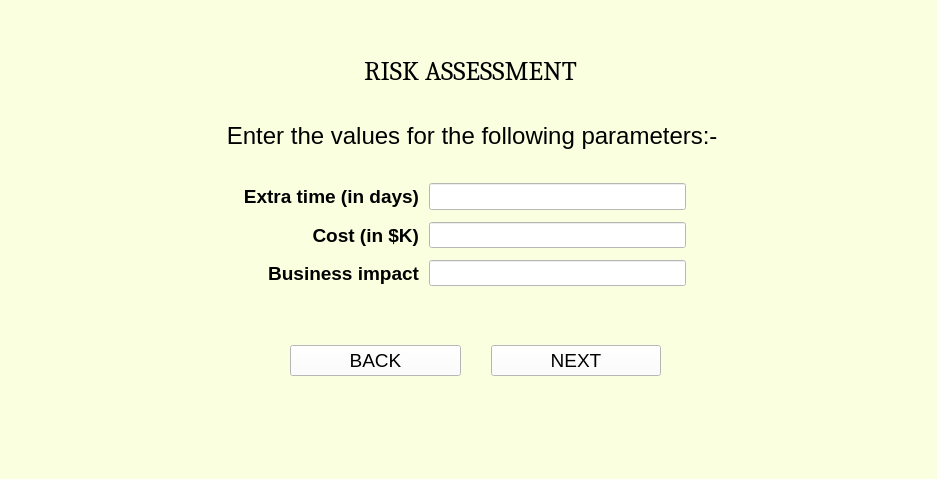
Before: the Qt Designer form ui_files/risk_screen.ui in Ris-code/institutional_benchmarking_model, drawn with Qt 5.
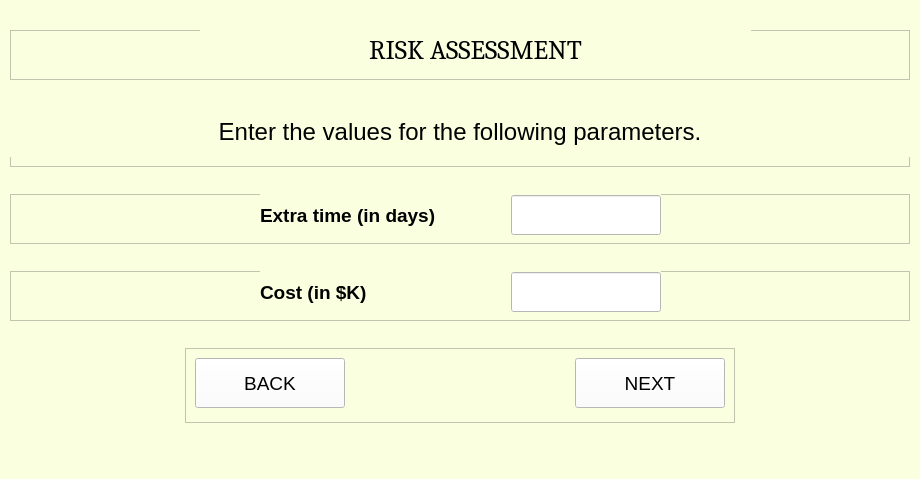
After: the same form once the commit is applied.

What changed in the file:
```diff
--- a/ui_files/risk_screen.ui
+++ b/ui_files/risk_screen.ui
@@ -6,7 +6,7 @@
    <rect>
     <x>0</x>
     <y>0</y>
-    <width>937</width>
+    <width>920</width>
     <height>479</height>
    </rect>
   </property>
@@ -17,15 +17,54 @@
    <string notr="true">background-color:rgb(250, 255, 224)</string>
   </property>
   <widget class="QWidget" name="centralwidget">
-   <widget class="QLabel" name="label_10">
+   <layout class="QVBoxLayout" name="verticalLayout">
+    <item alignment="Qt::AlignHCenter">
+     <widget class="QFrame" name="frame">
+      <property name="minimumSize">
+       <size>
+        <width>900</width>
+        <height>50</height>
+       </size>
+      </property>
+      <property name="maximumSize">
+       <size>
+        <width>900</width>
+        <height>50</height>
+       </size>
+      </property>
+      <property name="frameShape">
+       <enum>QFrame::StyledPanel</enum>
+      </property>
+      <property name="frameShadow">
+       <enum>QFrame::Raised</enum>
+      </property>
+      <widget class="QLabel" name="heading">
     <property name="geometry">
      <rect>
-      <x>0</x>
-      <y>50</y>
-      <width>941</width>
-      <height>41</height>
-     </rect>
-    </property>
+         <x>190</x>
+         <y>0</y>
+         <width>551</width>
+         <height>40</height>
+        </rect>
+       </property>
+       <property name="sizePolicy">
+        <sizepolicy hsizetype="Preferred" vsizetype="Preferred">
+         <horstretch>0</horstretch>
+         <verstretch>0</verstretch>
+        </sizepolicy>
+       </property>
+       <property name="minimumSize">
+        <size>
+         <width>250</width>
+         <height>40</height>
+        </size>
+       </property>
+       <property name="maximumSize">
+        <size>
+         <width>16777215</width>
+         <height>16777215</height>
+        </size>
+       </property>
     <property name="font">
      <font>
       <family>Cambria</family>
@@ -38,16 +77,59 @@
     <property name="alignment">
      <set>Qt::AlignCenter</set>
     </property>
-   </widget>
-   <widget class="QLabel" name="label">
+       <property name="wordWrap">
+        <bool>false</bool>
+       </property>
+      </widget>
+     </widget>
+    </item>
+    <item alignment="Qt::AlignHCenter">
+     <widget class="QFrame" name="frame_2">
+      <property name="minimumSize">
+       <size>
+        <width>900</width>
+        <height>60</height>
+       </size>
+      </property>
+      <property name="maximumSize">
+       <size>
+        <width>900</width>
+        <height>60</height>
+       </size>
+      </property>
+      <property name="frameShape">
+       <enum>QFrame::StyledPanel</enum>
+      </property>
+      <property name="frameShadow">
+       <enum>QFrame::Raised</enum>
+      </property>
+      <widget class="QLabel" name="subHeading">
     <property name="geometry">
      <rect>
       <x>0</x>
-      <y>110</y>
-      <width>951</width>
-      <height>51</height>
-     </rect>
-    </property>
+         <y>0</y>
+         <width>900</width>
+         <height>50</height>
+        </rect>
+       </property>
+       <property name="sizePolicy">
+        <sizepolicy hsizetype="Preferred" vsizetype="Preferred">
+         <horstretch>0</horstretch>
+         <verstretch>0</verstretch>
+        </sizepolicy>
+       </property>
+       <property name="minimumSize">
+        <size>
+         <width>900</width>
+         <height>50</height>
+        </size>
+       </property>
+       <property name="maximumSize">
+        <size>
+         <width>16777215</width>
+         <height>16777215</height>
+        </size>
+       </property>
     <property name="font">
      <font>
       <family>Arial</family>
@@ -55,50 +137,67 @@
      </font>
     </property>
     <property name="text">
-     <string>Enter the values for the following parameters:- </string>
+        <string>Enter the values for the following parameters.</string>
     </property>
     <property name="alignment">
      <set>Qt::AlignCenter</set>
     </property>
-   </widget>
-   <widget class="QWidget" name="">
+       <property name="wordWrap">
+        <bool>false</bool>
+       </property>
+      </widget>
+     </widget>
+    </item>
+    <item alignment="Qt::AlignHCenter">
+     <widget class="QFrame" name="frame_3">
+      <property name="minimumSize">
+       <size>
+        <width>900</width>
+        <height>50</height>
+       </size>
+      </property>
+      <property name="maximumSize">
+       <size>
+        <width>900</width>
+        <height>50</height>
+       </size>
+      </property>
+      <property name="frameShape">
+       <enum>QFrame::StyledPanel</enum>
+      </property>
+      <property name="frameShadow">
+       <enum>QFrame::Raised</enum>
+      </property>
+      <widget class="QWidget" name="layoutWidget">
     <property name="geometry">
      <rect>
-      <x>240</x>
-      <y>180</y>
-      <width>451</width>
-      <height>111</height>
-     </rect>
-    </property>
-    <property name="font">
-     <font>
-      <family>Arial</family>
-      <pointsize>14</pointsize>
-      <weight>50</weight>
-      <bold>false</bold>
-     </font>
-    </property>
+         <x>250</x>
+         <y>0</y>
+         <width>401</width>
+         <height>42</height>
+        </rect>
+       </property>
     <layout class="QGridLayout" name="gridLayout">
-     <property name="leftMargin">
-      <number>3</number>
-     </property>
-     <property name="topMargin">
-      <number>3</number>
-     </property>
-     <property name="rightMargin">
-      <number>5</number>
-     </property>
-     <property name="bottomMargin">
-      <number>5</number>
-     </property>
-     <property name="horizontalSpacing">
-      <number>10</number>
-     </property>
-     <property name="verticalSpacing">
-      <number>12</number>
-     </property>
      <item row="0" column="0">
-      <widget class="QLabel" name="label_2">
+         <widget class="QLabel" name="labelJ">
+          <property name="sizePolicy">
+           <sizepolicy hsizetype="Preferred" vsizetype="Preferred">
+            <horstretch>0</horstretch>
+            <verstretch>0</verstretch>
+           </sizepolicy>
+          </property>
+          <property name="minimumSize">
+           <size>
+            <width>200</width>
+            <height>40</height>
+           </size>
+          </property>
+          <property name="maximumSize">
+           <size>
+            <width>16777215</width>
+            <height>16777215</height>
+           </size>
+          </property>
        <property name="font">
         <font>
          <family>Arial</family>
@@ -111,12 +210,33 @@
         <string>Extra time (in days)</string>
        </property>
        <property name="alignment">
-        <set>Qt::AlignRight|Qt::AlignTrailing|Qt::AlignVCenter</set>
+           <set>Qt::AlignLeading|Qt::AlignLeft|Qt::AlignVCenter</set>
+          </property>
+          <property name="wordWrap">
+           <bool>false</bool>
        </property>
       </widget>
      </item>
      <item row="0" column="1">
       <widget class="QLineEdit" name="paramJ">
+          <property name="sizePolicy">
+           <sizepolicy hsizetype="Preferred" vsizetype="Preferred">
+            <horstretch>0</horstretch>
+            <verstretch>0</verstretch>
+           </sizepolicy>
+          </property>
+          <property name="minimumSize">
+           <size>
+            <width>150</width>
+            <height>40</height>
+           </size>
+          </property>
+          <property name="maximumSize">
+           <size>
+            <width>150</width>
+            <height>40</height>
+           </size>
+          </property>
        <property name="font">
         <font>
          <family>Arial</family>
@@ -130,8 +250,60 @@
        </property>
       </widget>
      </item>
-     <item row="1" column="0">
-      <widget class="QLabel" name="label_3">
+       </layout>
+      </widget>
+     </widget>
+    </item>
+    <item alignment="Qt::AlignHCenter">
+     <widget class="QFrame" name="frame_4">
+      <property name="minimumSize">
+       <size>
+        <width>900</width>
+        <height>50</height>
+       </size>
+      </property>
+      <property name="maximumSize">
+       <size>
+        <width>900</width>
+        <height>50</height>
+       </size>
+      </property>
+      <property name="frameShape">
+       <enum>QFrame::StyledPanel</enum>
+      </property>
+      <property name="frameShadow">
+       <enum>QFrame::Raised</enum>
+      </property>
+      <widget class="QWidget" name="layoutWidget">
+       <property name="geometry">
+        <rect>
+         <x>250</x>
+         <y>0</y>
+         <width>401</width>
+         <height>42</height>
+        </rect>
+       </property>
+       <layout class="QGridLayout" name="gridLayout_2">
+        <item row="0" column="0">
+         <widget class="QLabel" name="labelK">
+          <property name="sizePolicy">
+           <sizepolicy hsizetype="Preferred" vsizetype="Preferred">
+            <horstretch>0</horstretch>
+            <verstretch>0</verstretch>
+           </sizepolicy>
+          </property>
+          <property name="minimumSize">
+           <size>
+            <width>200</width>
+            <height>40</height>
+           </size>
+          </property>
+          <property name="maximumSize">
+           <size>
+            <width>16777215</width>
+            <height>16777215</height>
+           </size>
+          </property>
        <property name="font">
         <font>
          <family>Arial</family>
@@ -144,45 +316,33 @@
         <string>Cost (in $K)</string>
        </property>
        <property name="alignment">
-        <set>Qt::AlignRight|Qt::AlignTrailing|Qt::AlignVCenter</set>
+           <set>Qt::AlignLeading|Qt::AlignLeft|Qt::AlignVCenter</set>
+          </property>
+          <property name="wordWrap">
+           <bool>false</bool>
        </property>
       </widget>
      </item>
-     <item row="1" column="1">
+        <item row="0" column="1">
       <widget class="QLineEdit" name="paramK">
-       <property name="font">
-        <font>
-         <family>Arial</family>
-         <pointsize>12</pointsize>
-         <weight>50</weight>
-         <bold>false</bold>
-        </font>
-       </property>
-       <property name="styleSheet">
-        <string notr="true">background-color:rgb(255, 255, 255)</string>
-       </property>
-      </widget>
-     </item>
-     <item row="2" column="0">
-      <widget class="QLabel" name="label_4">
-       <property name="font">
-        <font>
-         <family>Arial</family>
-         <pointsize>14</pointsize>
-         <weight>75</weight>
-         <bold>true</bold>
-        </font>
-       </property>
-       <property name="text">
-        <string>Business impact</string>
-       </property>
-       <property name="alignment">
-        <set>Qt::AlignRight|Qt::AlignTrailing|Qt::AlignVCenter</set>
-       </property>
-      </widget>
-     </item>
-     <item row="2" column="1">
-      <widget class="QLineEdit" name="paramL">
+          <property name="sizePolicy">
+           <sizepolicy hsizetype="Preferred" vsizetype="Preferred">
+            <horstretch>0</horstretch>
+            <verstretch>0</verstretch>
+           </sizepolicy>
+          </property>
+          <property name="minimumSize">
+           <size>
+            <width>150</width>
+            <height>40</height>
+           </size>
+          </property>
+          <property name="maximumSize">
+           <size>
+            <width>150</width>
+            <height>40</height>
+           </size>
+          </property>
        <property name="font">
         <font>
          <family>Arial</family>
@@ -198,27 +358,55 @@
      </item>
     </layout>
    </widget>
-   <widget class="QWidget" name="">
-    <property name="geometry">
-     <rect>
-      <x>290</x>
-      <y>340</y>
-      <width>371</width>
-      <height>41</height>
-     </rect>
-    </property>
-    <property name="font">
-     <font>
-      <family>Arial</family>
-      <pointsize>14</pointsize>
-     </font>
-    </property>
-    <layout class="QGridLayout" name="gridLayout_2">
-     <property name="horizontalSpacing">
-      <number>30</number>
-     </property>
-     <item row="0" column="0">
+     </widget>
+    </item>
+    <item alignment="Qt::AlignHCenter">
+     <widget class="QFrame" name="frame_5">
+      <property name="minimumSize">
+       <size>
+        <width>550</width>
+        <height>75</height>
+       </size>
+      </property>
+      <property name="maximumSize">
+       <size>
+        <width>550</width>
+        <height>75</height>
+       </size>
+      </property>
+      <property name="frameShape">
+       <enum>QFrame::StyledPanel</enum>
+      </property>
+      <property name="frameShadow">
+       <enum>QFrame::Raised</enum>
+      </property>
       <widget class="QPushButton" name="backButton">
+       <property name="geometry">
+        <rect>
+         <x>10</x>
+         <y>10</y>
+         <width>150</width>
+         <height>50</height>
+        </rect>
+       </property>
+       <property name="sizePolicy">
+        <sizepolicy hsizetype="Preferred" vsizetype="Preferred">
+         <horstretch>0</horstretch>
+         <verstretch>0</verstretch>
+        </sizepolicy>
+       </property>
+       <property name="minimumSize">
+        <size>
+         <width>150</width>
+         <height>50</height>
+        </size>
+       </property>
+       <property name="maximumSize">
+        <size>
+         <width>150</width>
+         <height>50</height>
+        </size>
+       </property>
        <property name="font">
         <font>
          <family>Arial</family>
@@ -232,9 +420,33 @@
         <string>BACK</string>
        </property>
       </widget>
-     </item>
-     <item row="0" column="1">
       <widget class="QPushButton" name="nextButton">
+       <property name="geometry">
+        <rect>
+         <x>390</x>
+         <y>10</y>
+         <width>150</width>
+         <height>50</height>
+        </rect>
+       </property>
+       <property name="sizePolicy">
+        <sizepolicy hsizetype="Preferred" vsizetype="Preferred">
+         <horstretch>0</horstretch>
+         <verstretch>0</verstretch>
+        </sizepolicy>
+       </property>
+       <property name="minimumSize">
+        <size>
+         <width>150</width>
+         <height>50</height>
+        </size>
+       </property>
+       <property name="maximumSize">
+        <size>
+         <width>150</width>
+         <height>50</height>
+        </size>
+       </property>
        <property name="font">
         <font>
          <family>Arial</family>
@@ -248,9 +460,9 @@
         <string>NEXT</string>
        </property>
       </widget>
-     </item>
-    </layout>
-   </widget>
+     </widget>
+    </item>
+   </layout>
   </widget>
   <widget class="QMenuBar" name="menubar">
    <property name="geometry">
```
Left out of the diff: 4 changed lines with no effect on the pictures. Lines whose indentation alone changed are shown as unchanged.
